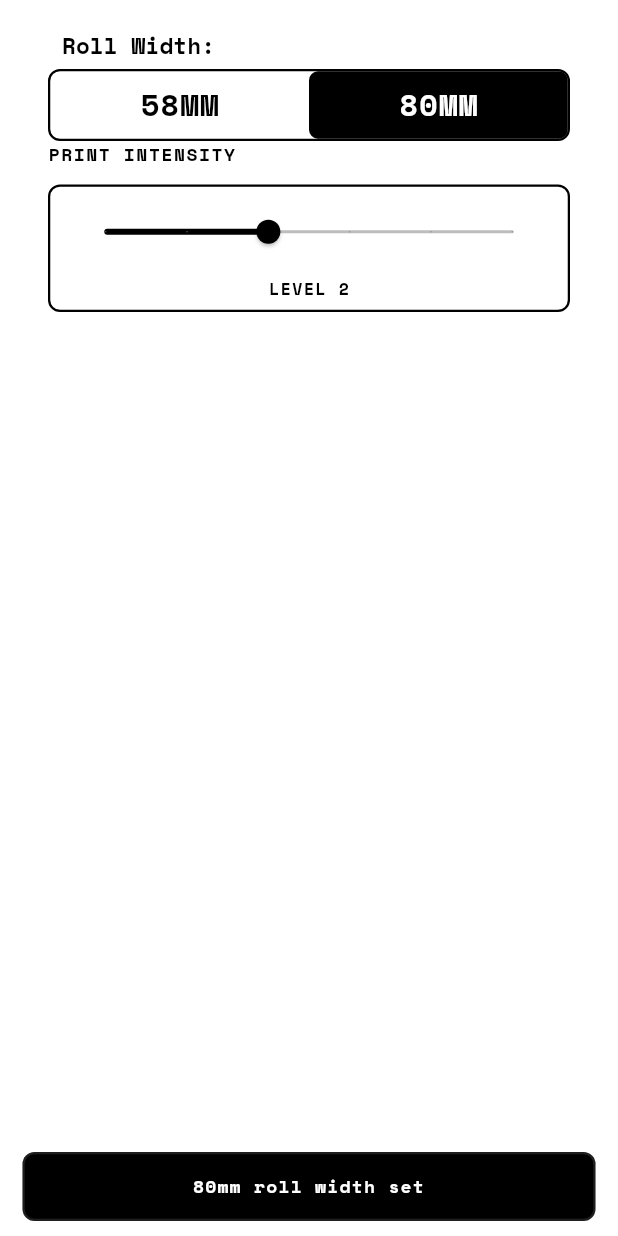
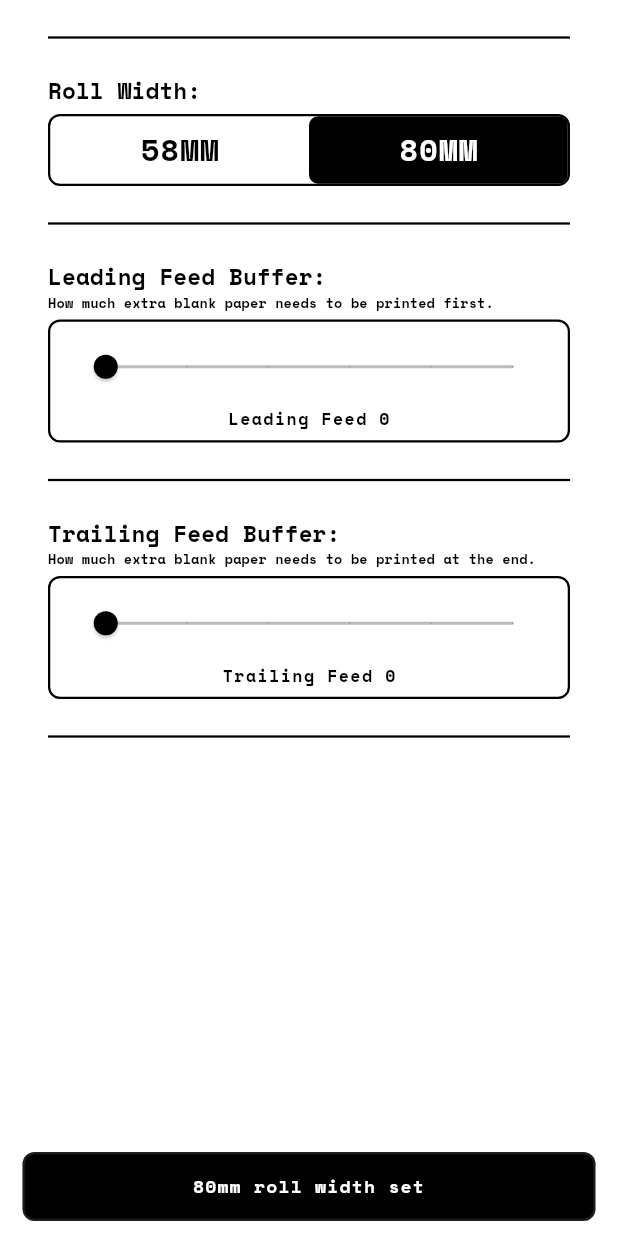
Before and after one commit to prahuljose/i_own_a_thermal_printer, a Flutter app: the SettingsPage screen opened directly, after a tap on "80MM", on a phone screen of 412 x 824 dp. Run offline on Flutter 3.47's test engine with Material 3 defaults, Android fonts, the phone set to English and light mode, and no system bars; our stand-ins replace flutter_blue_plus, google_fonts, permission_handler, qr_flutter, shared_preferences; missing offline and left inert: esc_pos_utils; accounts and stored records are empty.

Commit message:
tweaked setting page

```diff
--- a/lib/pages/settings_page.dart
+++ b/lib/pages/settings_page.dart
@@ -13,12 +13,45 @@ class _SettingsPageState extends State<SettingsPage> {
   @override
   void initState() {
     super.initState();
-    getOption();
+    getRollWidthOption();
+    _loadPaperFeedValues();
   }
 
   bool currentOptionIs58mm = true;
+  double leadingPaperFeed = 0;
+  double trailingPaperFeed = 0;
 
-  Future<void> getOption() async {
+  Future<void> _loadPaperFeedValues() async {
+    final prefs = await SharedPreferences.getInstance();
+    final leading = prefs.getDouble('saved_leading_paper_feed');
+    final trailing = prefs.getDouble('saved_trailing_paper_feed');
+
+    if (!mounted) return;
+
+    setState(() {
+      if (leading == null) {
+        prefs.setDouble('saved_leading_paper_feed', 0);
+        leadingPaperFeed = 0;
+      } else {
+        leadingPaperFeed = leading;
+      }
+
+      if (trailing == null) {
+        prefs.setDouble('saved_trailing_paper_feed', 0);
+        trailingPaperFeed = 0;
+      } else {
+        trailingPaperFeed = trailing;
+      }
+    });
+  }
+
+  Future<void> _setPaperFeedValues() async {
+    final prefs = await SharedPreferences.getInstance();
+    await prefs.setDouble('saved_leading_paper_feed', leadingPaperFeed);
+    await prefs.setDouble('saved_trailing_paper_feed', trailingPaperFeed);
+  }
+
+  Future<void> getRollWidthOption() async {
     final prefs = await SharedPreferences.getInstance();
     final savedOption = prefs.getString('saved_printer_option');
 
@@ -52,9 +85,9 @@ class _SettingsPageState extends State<SettingsPage> {
         padding: EdgeInsetsGeometry.symmetric(horizontal: 32),
         child: ListView(
           children: [
-            SizedBox(height: 20),
+            const Divider(color: Colors.black, thickness: 1.5, height: 50),
             Text(
-              " Roll Width:",
+              "Roll Width:",
               style: GoogleFonts.spaceMono(
                 fontSize: 15,
                 fontWeight: FontWeight.bold,
@@ -97,11 +130,9 @@ class _SettingsPageState extends State<SettingsPage> {
                         child: GestureDetector(
                           behavior: HitTestBehavior.opaque,
                           onTap: () {
-                            if (!currentOptionIs58mm)
-                              {
+                            if (!currentOptionIs58mm) {
                               ScaffoldMessenger.of(context).clearSnackBars();
                               ScaffoldMessenger.of(context).showSnackBar(
-
                                 SnackBar(
                                   backgroundColor: Colors.black,
                                   elevation: 0,
@@ -154,9 +185,7 @@ class _SettingsPageState extends State<SettingsPage> {
                         child: GestureDetector(
                           behavior: HitTestBehavior.opaque,
                           onTap: () {
-
-                            if (currentOptionIs58mm)
-                            {
+                            if (currentOptionIs58mm) {
                               ScaffoldMessenger.of(context).clearSnackBars();
                               ScaffoldMessenger.of(context).showSnackBar(
                                 SnackBar(
@@ -211,31 +240,41 @@ class _SettingsPageState extends State<SettingsPage> {
                 ],
               ),
             ),
+            const Divider(color: Colors.black, thickness: 1.5, height: 50),
+            Text(
+              "Leading Feed Buffer:",
+              style: GoogleFonts.spaceMono(
+                fontSize: 15,
+                fontWeight: FontWeight.bold,
+                letterSpacing: 0.1,
+                color: Colors.black,
+              ),
+            ),
+            Text(
+              "How much extra blank paper needs to be printed first.",
+              style: GoogleFonts.spaceMono(
+                fontSize: 9,
+                fontWeight: FontWeight.bold,
+                letterSpacing: 0.1,
+                color: Colors.black,
+              ),
+            ),
+            SizedBox(height: 5),
             Column(
               crossAxisAlignment: CrossAxisAlignment.start,
               children: [
-
-                Text(
-                  "PRINT INTENSITY",
-                  style: GoogleFonts.spaceMono(
-                    fontSize: 12,
-                    fontWeight: FontWeight.bold,
-                    letterSpacing: 1,
-                    color: Colors.black,
+                //const SizedBox(height: 12),
+                Container(
+                  padding: const EdgeInsets.symmetric(
+                    horizontal: 12,
+                    vertical: 6,
                   ),
-                ),
-
-                const SizedBox(height: 12),
-
-                Container(
-                  padding: const EdgeInsets.symmetric(horizontal: 12, vertical: 6),
                   decoration: BoxDecoration(
                     border: Border.all(color: Colors.black, width: 1.5),
                     borderRadius: BorderRadius.circular(8),
                   ),
                   child: Column(
                     children: [
-
                       SliderTheme(
                         data: SliderTheme.of(context).copyWith(
                           activeTrackColor: Colors.black,
@@ -251,20 +290,22 @@ class _SettingsPageState extends State<SettingsPage> {
                           min: 0,
                           max: 5,
                           divisions: 5,
-                          value: 2,
+                          value: leadingPaperFeed,
                           onChanged: (value) {
-                            // setState(() {
-                            //   intensityLevel = value;
-                            // });
-                            //_saveSliderValue(value);
+                            setState(() {
+                              leadingPaperFeed = value;
+                            });
+                          },
+                          onChangeEnd: (value) {
+                            _setPaperFeedValues();
                           },
                         ),
                       ),
 
-                      const SizedBox(height: 6),
+                      const SizedBox(height: 3),
 
                       Text(
-                        "LEVEL ${2.toInt()}",
+                        "Leading Feed ${leadingPaperFeed.toInt()}",
                         style: GoogleFonts.spaceMono(
                           fontSize: 11,
                           fontWeight: FontWeight.bold,
@@ -276,7 +317,88 @@ class _SettingsPageState extends State<SettingsPage> {
                   ),
                 ),
               ],
-            )
+            ),
+            //SizedBox(height: 20),
+            const Divider(color: Colors.black, thickness: 1.5, height: 50),
+            Text(
+              "Trailing Feed Buffer:",
+              style: GoogleFonts.spaceMono(
+                fontSize: 15,
+                fontWeight: FontWeight.bold,
+                letterSpacing: 0.1,
+                color: Colors.black,
+              ),
+            ),
+            Text(
+              "How much extra blank paper needs to be printed at the end.",
+              style: GoogleFonts.spaceMono(
+                fontSize: 9,
+                fontWeight: FontWeight.bold,
+                letterSpacing: 0.1,
+                color: Colors.black,
+              ),
+            ),
+            SizedBox(height: 5),
+
+            Column(
+              crossAxisAlignment: CrossAxisAlignment.start,
+              children: [
+                //const SizedBox(height: 12),
+                Container(
+                  padding: const EdgeInsets.symmetric(
+                    horizontal: 12,
+                    vertical: 6,
+                  ),
+                  decoration: BoxDecoration(
+                    border: Border.all(color: Colors.black, width: 1.5),
+                    borderRadius: BorderRadius.circular(8),
+                  ),
+                  child: Column(
+                    children: [
+                      SliderTheme(
+                        data: SliderTheme.of(context).copyWith(
+                          activeTrackColor: Colors.black,
+                          inactiveTrackColor: Colors.black26,
+                          thumbColor: Colors.black,
+                          overlayColor: Colors.black12,
+                          trackHeight: 2,
+                          thumbShape: const RoundSliderThumbShape(
+                            enabledThumbRadius: 8,
+                          ),
+                        ),
+                        child: Slider(
+                          min: 0,
+                          max: 5,
+                          divisions: 5,
+                          value: trailingPaperFeed,
+                          onChanged: (value) {
+                            setState(() {
+                              trailingPaperFeed = value;
+                            });
+                          },
+                          onChangeEnd: (value) {
+                            _setPaperFeedValues();
+                          },
+                        ),
+                      ),
+
+                      const SizedBox(height: 3),
+
+                      Text(
+                        "Trailing Feed ${trailingPaperFeed.toInt()}",
+                        style: GoogleFonts.spaceMono(
+                          fontSize: 11,
+                          fontWeight: FontWeight.bold,
+                          letterSpacing: 1,
+                          color: Colors.black,
+                        ),
+                      ),
+                    ],
+                  ),
+                ),
+              ],
+            ),
+            const Divider(color: Colors.black, thickness: 1.5, height: 50),
           ],
         ),
       ),
```
Lines whose indentation alone changed are shown as unchanged.
